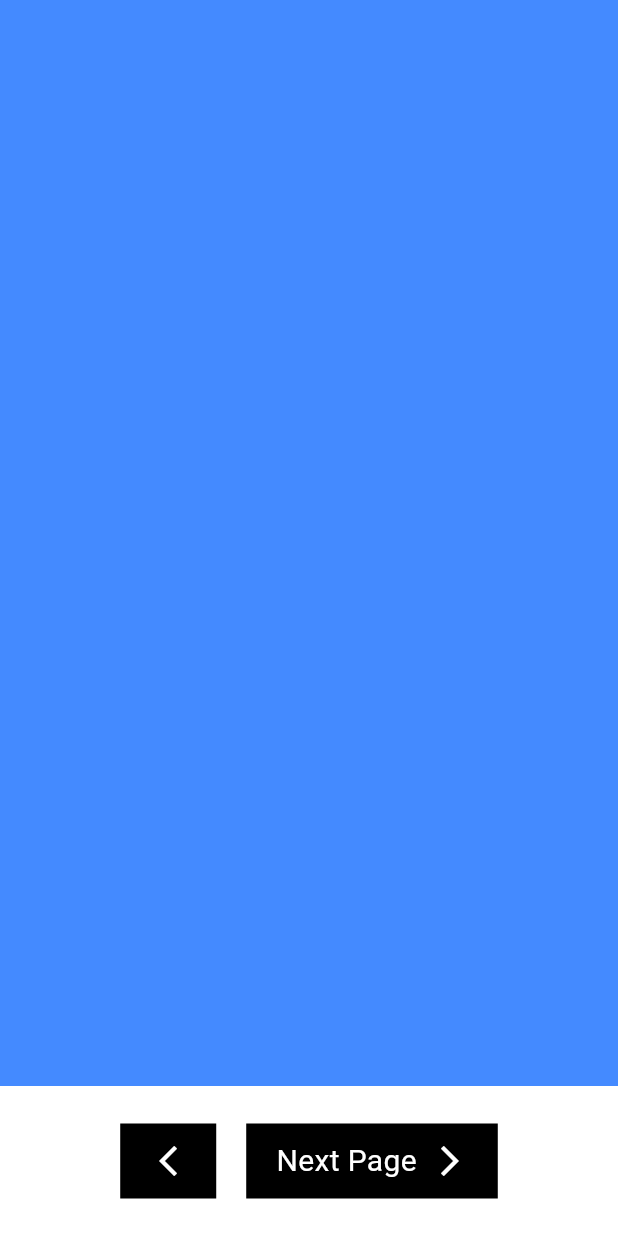
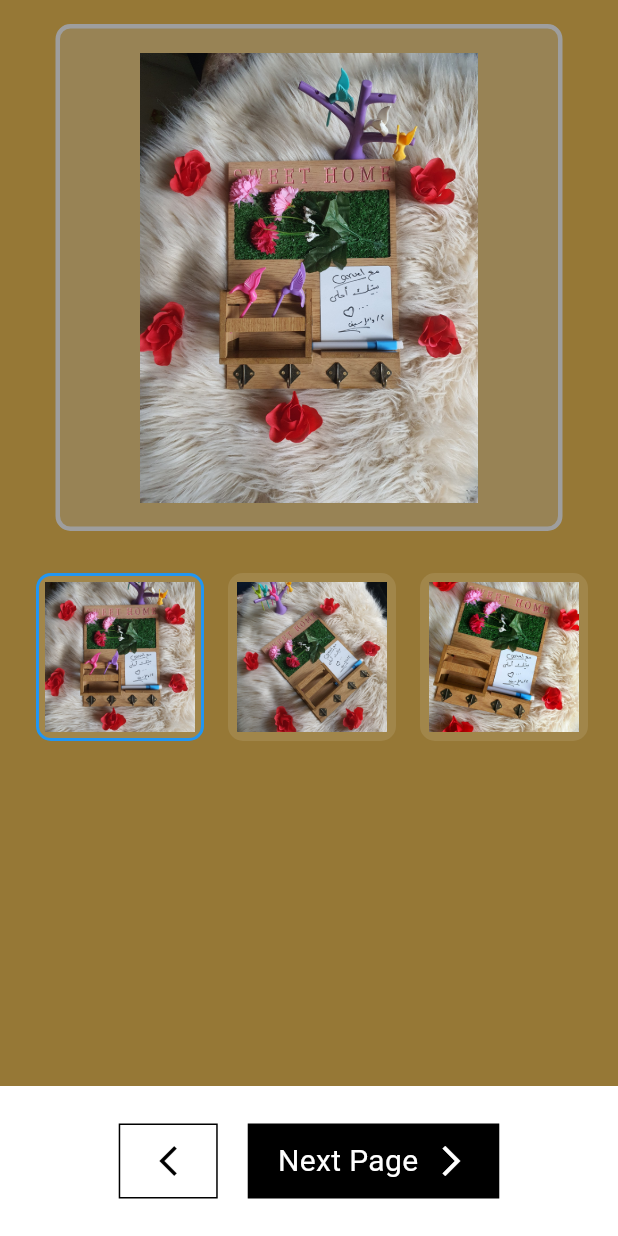
Before and after one commit to wael-saif23/some-logic, a Flutter app: the screen it shows after launch, after a tap on "Select", after a tap on "Next Page", on a phone screen of 412 x 824 dp. Run offline on Flutter 3.47's test engine with Material 3 defaults, Android fonts, the phone set to English and light mode, and no system bars.

Commit message:
Add ProductModel and ImageSelections widget for image selection functionality
- Created ProductModel class to represent product data with id, title, and image properties.
- Implemented ImageSelections widget to display a main product image and a horizontal list of selectable product images.
- Added state management to track the selected image index and update the UI accordingly.

```diff
--- a/lib/core/layout/main_shell.dart
+++ b/lib/core/layout/main_shell.dart
@@ -1,6 +1,6 @@
 import 'package:flutter/material.dart';
 import 'package:some_logic/views/%D9%8DSingle_selections.dart';
-import 'package:some_logic/views/second_view.dart';
+import 'package:some_logic/views/image_selection.dart';
 import 'package:some_logic/views/third_view.dart';
 
 class MainShell extends StatefulWidget {
@@ -13,7 +13,11 @@ class MainShell extends StatefulWidget {
 class _MainShellState extends State<MainShell> {
   //controller for page view
   // final PageController _pageController = PageController();
-  final List<Widget> _pages = [SingleSelections(), SecondView(), ThirdView()];
+  final List<Widget> _pages = [
+    SingleSelections(),
+    ImageSelections(),
+    ThirdView(),
+  ];
 
   int _currentIndex = 0;
   @override
@@ -107,8 +111,10 @@ class _MainShellState extends State<MainShell> {
               child: Container(
                 padding: const EdgeInsets.symmetric(horizontal: 20),
                 height: 50,
-                color: Colors.black,
-                child: Icon(Icons.arrow_back_ios_new, color: Colors.white),
+                decoration: BoxDecoration(
+                  border: Border.all(color: Colors.black, width: 1),
+                ),
+                child: Icon(Icons.arrow_back_ios_new, color: Colors.black),
               ),
             ),
             SizedBox(width: 20),
--- a/lib/core/models/plats_model.dart
+++ /dev/null
@@ -1,8 +0,0 @@
-class PlatsModel {
-  final String id;
-  final String title;
-  final String image;
-
-  PlatsModel({required this.id, required this.title, required this.image});
-
-}
--- /dev/null
+++ b/lib/core/models/product_model.dart
@@ -0,0 +1,7 @@
+class ProductModel {
+  final String id;
+  final String title;
+  final String image;
+
+  ProductModel({required this.id, required this.title, required this.image});
+}
--- /dev/null
+++ b/lib/views/image_selection.dart
@@ -0,0 +1,89 @@
+import 'package:flutter/material.dart';
+import 'package:some_logic/core/models/product_model.dart';
+
+class ImageSelections extends StatefulWidget {
+  const ImageSelections({super.key});
+
+  @override
+  State<ImageSelections> createState() => _ImageSelectionsState();
+}
+
+class _ImageSelectionsState extends State<ImageSelections> {
+  final List<ProductModel> keysHolders = [
+    ProductModel(id: "1", title: "Holer 1", image: "assets/carvel/shot1.jpg"),
+    ProductModel(id: "2", title: "Holer 2", image: "assets/carvel/shot2.jpg"),
+    ProductModel(id: "3", title: "Holer 3", image: "assets/carvel/shot3.jpg"),
+    ProductModel(id: "4", title: "Holer 4", image: "assets/carvel/shot4.jpg"),
+    ProductModel(id: "5", title: "Holer 5", image: "assets/carvel/shot5.jpg"),
+  ];
+  int _selectedIndex = 0; // To track the selected index
+  @override
+  Widget build(BuildContext context) {
+    return Scaffold(
+      backgroundColor: Color.fromARGB(255, 150, 120, 54),
+      body: SafeArea(
+        child: Padding(
+          padding: const EdgeInsets.all(16.0),
+          child: Center(
+            child: Column(
+              children: [
+                //main product photo
+                Container(
+                  padding: EdgeInsets.all(16),
+                  decoration: BoxDecoration(
+                    color: Colors.grey.withOpacity(.3),
+                    border: Border.all(color: Colors.grey, width: 3),
+                    borderRadius: BorderRadius.circular(10),
+                  ),
+                  child: Image.asset(
+                    keysHolders[_selectedIndex ?? 0].image,
+                    height: 300,
+                    width: 300,
+                    fit: BoxFit.scaleDown,
+                  ),
+                ),
+                SizedBox(height: 20),
+                // list of products photos
+                SingleChildScrollView(
+                  scrollDirection: Axis.horizontal,
+                  child: Row(
+                    children: List.generate(keysHolders.length, (index) {
+                      return Container(
+                        margin: const EdgeInsets.all(8),
+                        padding: const EdgeInsets.all(4),
+                        decoration: BoxDecoration(
+                          color: Colors.white.withOpacity(.1),
+                          borderRadius: BorderRadius.circular(10),
+                          border: Border.all(
+                            color:
+                                _selectedIndex == index
+                                    ? Colors.blue
+                                    : Colors.transparent,
+                            width: 2,
+                          ),
+                        ),
+                        child: GestureDetector(
+                          onTap: () {
+                            setState(() {
+                              _selectedIndex = index;
+                            });
+                          },
+                          child: Image.asset(
+                            keysHolders[index].image,
+                            height: 100,
+                            width: 100,
+                            fit: BoxFit.cover,
+                          ),
+                        ),
+                      );
+                    }),
+                  ),
+                ),
+              ],
+            ),
+          ),
+        ),
+      ),
+    );
+  }
+}
--- a/lib/views/second_view.dart
+++ /dev/null
@@ -1,10 +0,0 @@
-import 'package:flutter/material.dart';
-
-class SecondView extends StatelessWidget {
-  const SecondView({super.key});
-
-  @override
-  Widget build(BuildContext context) {
-    return const Scaffold(backgroundColor: Colors.blueAccent);
-  }
-}
--- a/lib/views/ٍSingle_selections.dart
+++ b/lib/views/ٍSingle_selections.dart
@@ -1,5 +1,5 @@
 import 'package:flutter/material.dart';
-import 'package:some_logic/core/models/plats_model.dart';
+import 'package:some_logic/core/models/product_model.dart';
 
 class SingleSelections extends StatefulWidget {
   const SingleSelections({super.key});
@@ -9,29 +9,29 @@ class SingleSelections extends StatefulWidget {
 }
 
 class _SingleSelectionsState extends State<SingleSelections> {
-  final List<PlatsModel> plats = [
-    PlatsModel(
+  final List<ProductModel> plats = [
+    ProductModel(
       id: "1",
       title: "Butterfly",
       image: "assets/carvel/Butterfly.png",
     ),
-    PlatsModel(id: "2", title: "Circle", image: "assets/carvel/Circle.png"),
-    PlatsModel(id: "3", title: "Flower", image: "assets/carvel/flower.png"),
-    PlatsModel(id: "4", title: "Hearts", image: "assets/carvel/Hearts.png"),
-    PlatsModel(id: "5", title: "Hexagon", image: "assets/carvel/Hexagon.png"),
-    PlatsModel(
+    ProductModel(id: "2", title: "Circle", image: "assets/carvel/Circle.png"),
+    ProductModel(id: "3", title: "Flower", image: "assets/carvel/flower.png"),
+    ProductModel(id: "4", title: "Hearts", image: "assets/carvel/Hearts.png"),
+    ProductModel(id: "5", title: "Hexagon", image: "assets/carvel/Hexagon.png"),
+    ProductModel(
       id: "6",
       title: "Large Flower",
       image: "assets/carvel/large_flower.png",
     ),
-    PlatsModel(
+    ProductModel(
       id: "7",
       title: "Large Square",
       image: "assets/carvel/large_square.png",
     ),
-    PlatsModel(id: "8", title: "Leaf", image: "assets/carvel/leaf.png"),
-    PlatsModel(id: "9", title: "Oval", image: "assets/carvel/Oval.png"),
-    PlatsModel(
+    ProductModel(id: "8", title: "Leaf", image: "assets/carvel/leaf.png"),
+    ProductModel(id: "9", title: "Oval", image: "assets/carvel/Oval.png"),
+    ProductModel(
       id: "10",
       title: "Small Square",
       image: "assets/carvel/Small_Square.png",
@@ -122,7 +122,7 @@ class _SingleSelectionsState extends State<SingleSelections> {
                         ScaffoldMessenger.of(context).showSnackBar(
                           SnackBar(
                             content: Text('${plats[index].title} selected!'),
-                            duration:  Duration(milliseconds: 500),
+                            duration: Duration(milliseconds: 500),
                           ),
                         );
                       },
```
Also changed, not shown: assets/carvel/shot1.jpg (added), assets/carvel/shot2.jpg (added), assets/carvel/shot3.jpg (added), assets/carvel/shot4.jpg (added), assets/carvel/shot5.jpg (added).
